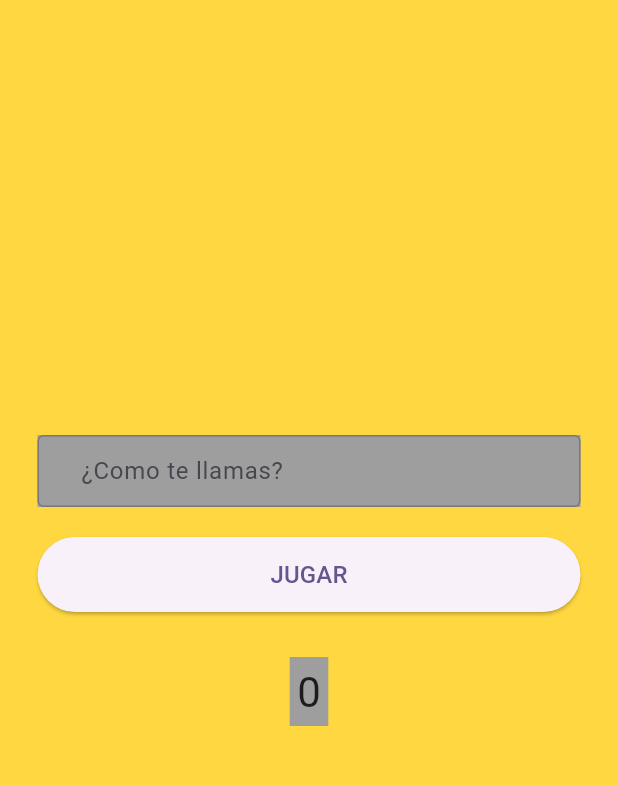
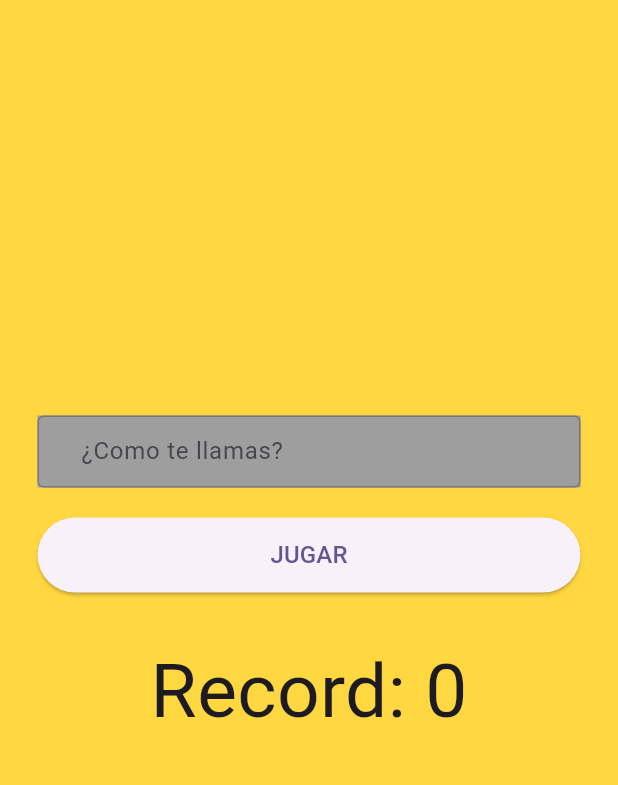
Before and after one commit to JorgeSystem23/FlutterAppKids, a Flutter app: the screen it shows after launch, on a phone screen of 412 x 824 dp, the part 75-860 px from its top. Run offline on Flutter 3.47's test engine with Material 3 defaults, Android fonts, the phone set to English and light mode, and no system bars; Roboto replaces fonts that are missing (familyName).

Commit message:
new project

```diff
--- a/flutter_kids/lib/main.dart
+++ b/flutter_kids/lib/main.dart
@@ -70,6 +70,7 @@ class _MyHomePageState extends State<MyHomePage> {
             const CustomTextField(
               decoration: InputDecoration(
                 border: OutlineInputBorder(),
+                focusColor: Colors.transparent,
                 hintText: '¿Como te llamas?',
                 contentPadding: EdgeInsets.only(left: 25, right: 25),
                 hoverColor: Colors.transparent,
@@ -86,11 +87,15 @@ class _MyHomePageState extends State<MyHomePage> {
               height: 30,
             ),
             Container(
-              color: Colors.grey,
-              padding: const EdgeInsets.all(5),
+              padding: EdgeInsets.symmetric(
+                  horizontal: MediaQuery.of(context).size.width * 0.1),
+              color: Colors.transparent,
               child: Text(
-                '$_counter',
-                style: Theme.of(context).textTheme.headlineMedium,
+                'Record: $_counter',
+                style: const TextStyle(
+                  fontSize: 50,
+                  fontFamily: AutofillHints.familyName,
+                ),
               ),
             ),
           ],
```
Also changed, not shown: flutter_kids/pubspec.yaml (+4 -13 lines), flutter_kids/pubspec.lock, 7 other files.
